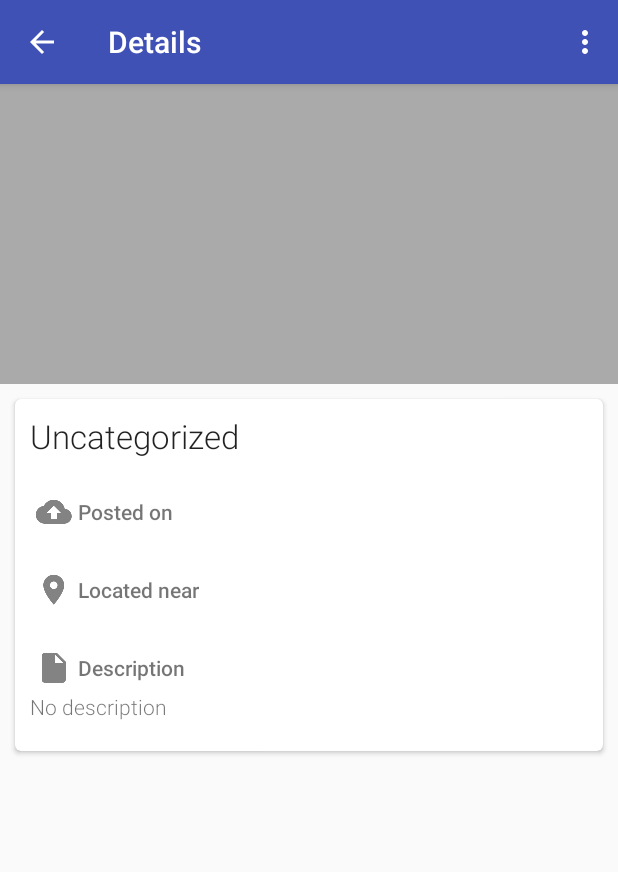
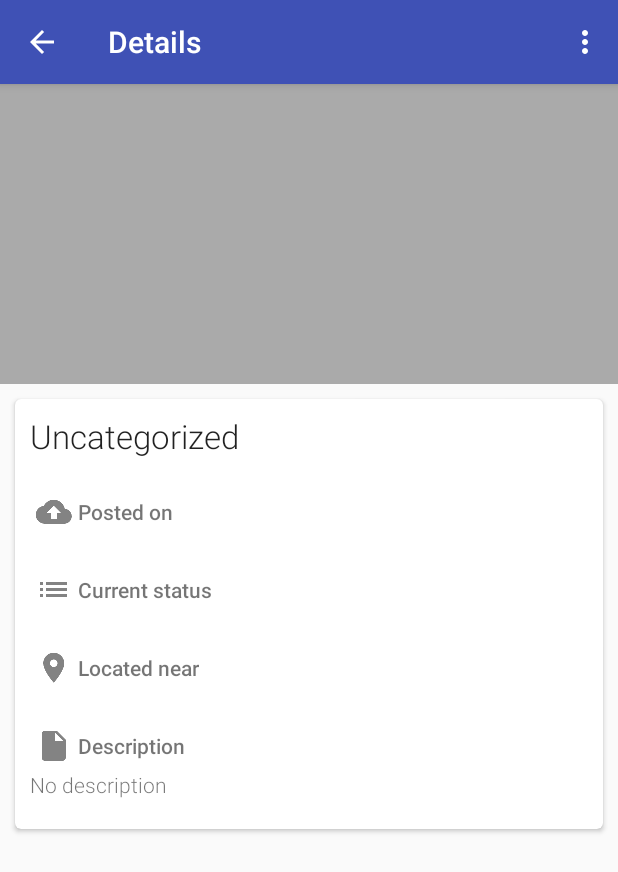
Before and after one commit to icechen1/crowdReport, an Android app: the DetailActivity screen opened directly, with no data from a screen before it, on a phone screen of 412 x 824 dp. Shown: the top 872 px of the screen. Run offline under Robolectric (Android 15) with nearby library versions, the phone set to English and light mode, and no system bars; our stand-ins replace ButterKnife; libraries missing offline, so code that uses them is left out: com.nostra13.universalimageloader; 2 statements that could not run were skipped.

Commit message:
initial android app v3

```diff
--- a/android/app/src/main/res/layout/activity_detail.xml
+++ b/android/app/src/main/res/layout/activity_detail.xml
@@ -63,7 +63,32 @@
                     <TextView
                         android:id="@+id/time"
                         android:layout_width="match_parent"
-                        android:layout_height="match_parent" />
+                        android:layout_height="match_parent"
+                        android:gravity="center_vertical" />
+                </LinearLayout>
+                <LinearLayout
+                    android:orientation="horizontal"
+                    android:layout_width="match_parent"
+                    android:layout_height="wrap_content"
+                    android:layout_gravity="center_horizontal"
+                    android:padding="10dp">
+
+                    <TextView
+                        android:layout_width="wrap_content"
+                        android:layout_height="match_parent"
+                        android:text="Current status"
+                        android:drawableLeft="@drawable/ic_action_action_list"
+                        android:layout_marginRight="10dp"
+                        android:layout_marginEnd="10dp"
+                        android:textStyle="bold"
+                        android:typeface="sans"
+                        android:gravity="center_vertical" />
+
+                    <TextView
+                        android:id="@+id/status"
+                        android:layout_width="match_parent"
+                        android:layout_height="match_parent"
+                        android:gravity="center_vertical" />
                 </LinearLayout>
                 <LinearLayout
                     android:orientation="horizontal"
@@ -86,7 +111,8 @@
                     <TextView
                         android:id="@+id/location"
                         android:layout_width="match_parent"
-                        android:layout_height="match_parent" />
+                        android:layout_height="match_parent"
+                        android:gravity="center_vertical" />
                 </LinearLayout>
                 <LinearLayout
                     android:orientation="vertical"
```
Also changed, not shown: android/app/src/main/java/com/icechen1/crowdreport/DetailActivity.java (+17 -0 lines), android/app/src/main/java/com/icechen1/crowdreport/IssueListingFragment.java (+19 -0 lines), android/app/src/main/java/com/icechen1/crowdreport/data/Issue.java (+6 -6 lines), android/app/src/main/res/layout/item_issue.xml (+11 -0 lines).
